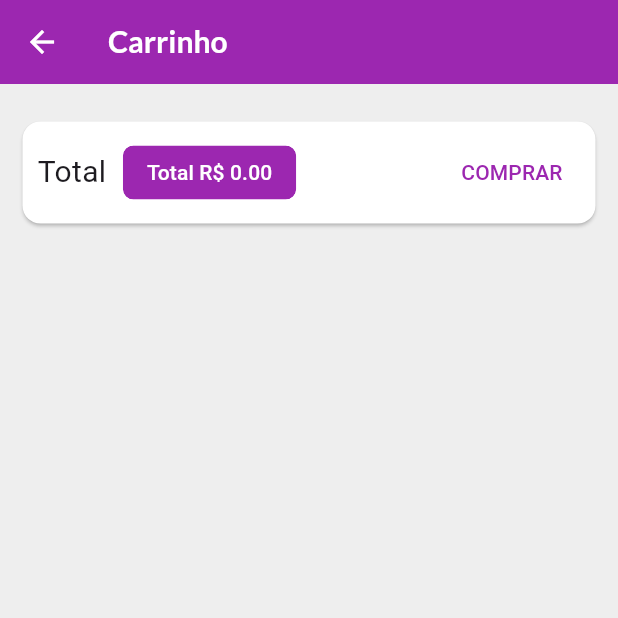
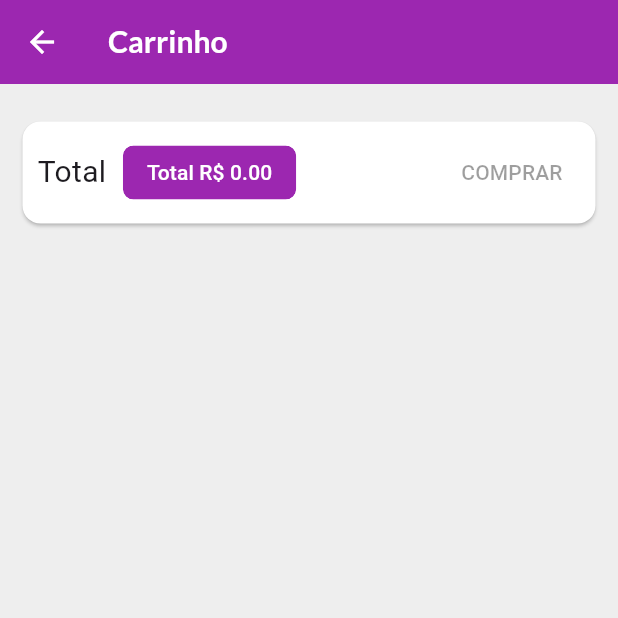
Before and after one commit to Arthuremilio/shop-flutter, a Flutter app: the CartPage screen opened by its route, on a phone screen of 412 x 824 dp, the top half of it. Run offline on Flutter 3.47's test engine with Material 3 defaults, Android fonts, the phone set to English and light mode, and no system bars; network calls fail.

Commit message:
FEAT: Create e READ dos pedidos no banco de dados

```diff
--- a/lib/pages/cart_page.dart
+++ b/lib/pages/cart_page.dart
@@ -45,17 +45,7 @@ class CartPage extends StatelessWidget {
                     ),
                   ),
                   Spacer(),
-                  TextButton(
-                    child: Text('COMPRAR'),
-                    onPressed: () {
-                      Provider.of<OrderList>(
-                        context,
-                        listen: false,
-                      ).addOrder(cart);
-
-                      cart.clear();
-                    },
-                  ),
+                  CartButton(cart: cart),
                 ],
               ),
             ),
@@ -71,3 +61,38 @@ class CartPage extends StatelessWidget {
     );
   }
 }
+
+class CartButton extends StatefulWidget {
+  const CartButton({
+    super.key,
+    required this.cart,
+  });
+
+  final Cart cart;
+
+  @override
+  State<CartButton> createState() => _CartButtonState();
+}
+
+class _CartButtonState extends State<CartButton> {
+  bool _isLoading = false;
+  @override
+  Widget build(BuildContext context) {
+    return _isLoading
+        ? CircularProgressIndicator()
+        : TextButton(
+            child: Text('COMPRAR'),
+            onPressed: widget.cart.itemsCount == 0
+                ? null
+                : () async {
+                    setState(() => _isLoading = true);
+                    await Provider.of<OrderList>(
+                      context,
+                      listen: false,
+                    ).addOrder(widget.cart);
+                    widget.cart.clear();
+                    setState(() => _isLoading = false);
+                  },
+          );
+  }
+}
--- a/lib/utils/constants.dart
+++ b/lib/utils/constants.dart
@@ -1,4 +1,6 @@
 class Constants {
   static const productBaseUrl =
       'https://shop-flutter-759e8-default-rtdb.firebaseio.com/products';
+  static const orderBaseUrl =
+      'https://shop-flutter-759e8-default-rtdb.firebaseio.com/orders';
 }
```
Also changed, not shown: lib/models/order_list.dart (+53 -2 lines), lib/pages/orders_page.dart (+30 -7 lines).
